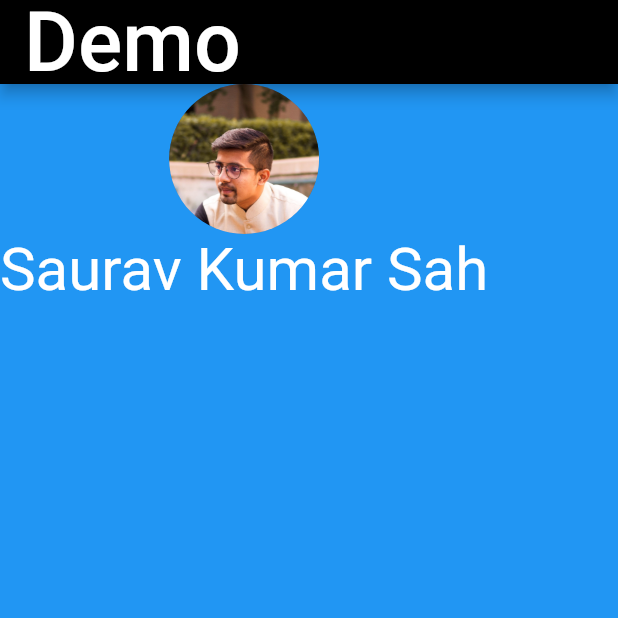
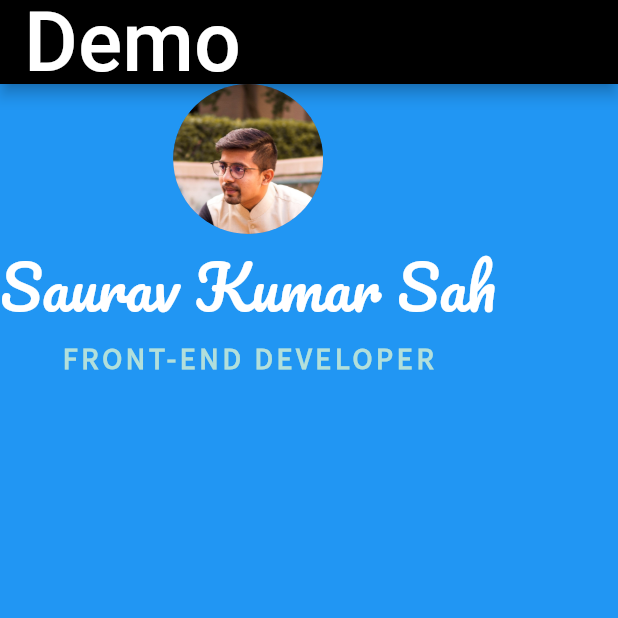
Before and after one commit to Code-Saurav/mi_card_app, a Flutter app: the screen it shows after launch, on a phone screen of 412 x 824 dp, the top half of it. Run offline on Flutter 3.47's test engine with Material 2 defaults, Android fonts, the phone set to English and light mode, and no system bars.

Commit message:
45 fonts

```diff
--- a/lib/main.dart
+++ b/lib/main.dart
@@ -29,10 +29,21 @@ class MyApp extends StatelessWidget {
               Text(
                 'Saurav Kumar Sah',
                 style: TextStyle(
+                  fontFamily: 'Pacifico',
                   fontSize: 40,
                   color: Colors.white,
                 ),
               ),
+              Text(
+                'FRONT-END DEVELOPER',
+                style: TextStyle(
+                  color: Colors.teal.shade100,
+                  fontSize: 20,
+                  letterSpacing: 2.5,
+                  fontWeight: FontWeight.bold,
+                  fontFamily: 'SourceSansPro',
+                ),
+              )
             ],
           ),
         ),
```
Also changed, not shown: pubspec.yaml (+9 -0 lines), fonts/Pacifico-Regular.ttf (added), fonts/SourceSansPro-Regular.ttf (added).
